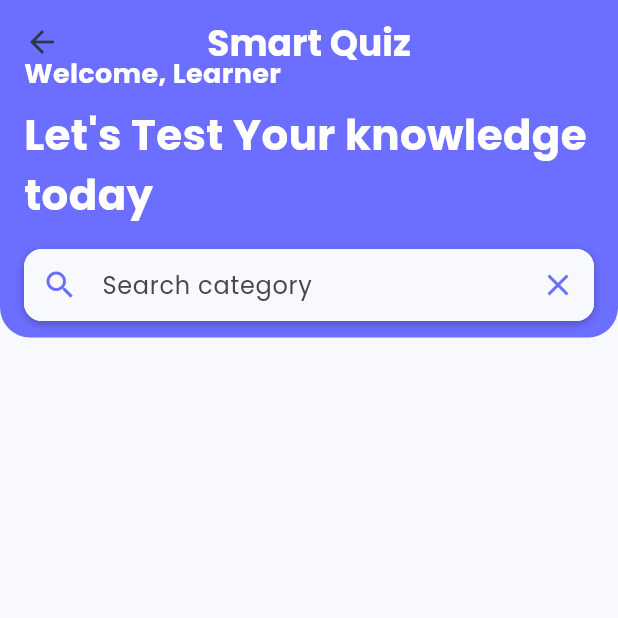
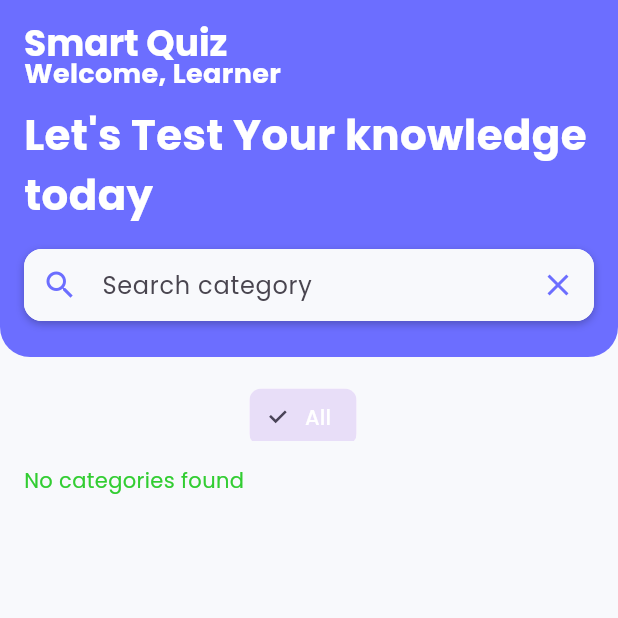
Before and after one commit to junayedahamed/quizy, a Flutter app: the HomeScreen screen opened directly, on a phone screen of 412 x 824 dp, the top half of it. Run offline on Flutter 3.47's test engine with Material 3 defaults, Android fonts, the light colour scheme and no system bars; our stand-ins replace cloud_firestore, firebase_core, flutter_animate, google_fonts, skeletonizer; accounts and stored records are empty.

Commit message:
user quiz play page result and other work done time 4:30:10

```diff
--- a/lib/main.dart
+++ b/lib/main.dart
@@ -3,6 +3,7 @@
 import 'package:quizy/firebase_options.dart';
 import 'package:quizy/src/theme/theme.dart';
 import 'package:quizy/src/view/admin/admin_home_screen.dart';
+import 'package:quizy/src/view/user/home_screen.dart';
 
 void main() async {
   WidgetsFlutterBinding.ensureInitialized();
@@ -19,7 +20,7 @@
       title: 'Quizzy',
       theme: AppTheme.theme,
 
-      home: AdminHomeScreen(),
+      home: HomeScreen(),
     );
   }
 }
--- a/lib/src/view/user/home_screen.dart
+++ b/lib/src/view/user/home_screen.dart
@@ -2,7 +2,8 @@
 import 'package:flutter/material.dart';
 import 'package:quizy/src/model/category.dart';
 //import 'package:quizy/src/theme/app_theme.dart';
-import 'package:quizy/src/theme/theme.dart'; // Assuming AppTheme is defined in your project
+import 'package:quizy/src/theme/theme.dart';
+import 'package:quizy/src/view/user/widgets/build_category_card.dart'; // Assuming AppTheme is defined in your project
 
 class HomeScreen extends StatefulWidget {
   const HomeScreen({super.key});
@@ -25,13 +26,15 @@
   }
 
   Future<void> _fetchCategories() async {
-    final snapshot = await FirebaseFirestore.instance
+    final snapshot =
+        await FirebaseFirestore.instance
             .collection('categories')
             .orderBy('createdAt', descending: true)
             .get();
 
     setState(() {
-      _allCategories = snapshot.docs
+      _allCategories =
+          snapshot.docs
               .map((doc) => Category.fromMap(doc.id, doc.data()))
               .toList();
 
@@ -44,11 +47,16 @@
 
   void _filterCategories(String query, {String? categoryfilter}) {
     setState(() {
-      _filteredCategories = _allCategories.where((category) {
-        final matchedSearch = category.name.toLowerCase().contains(query.toLowerCase()) ||
-            category.description.toLowerCase().contains(query.toLowerCase());
+      _filteredCategories =
+          _allCategories.where((category) {
+            final matchedSearch =
+                category.name.toLowerCase().contains(query.toLowerCase()) ||
+                category.description.toLowerCase().contains(
+                  query.toLowerCase(),
+                );
 
-        final matchesCategory = categoryfilter == null ||
+            final matchesCategory =
+                categoryfilter == null ||
                 categoryfilter == 'All' ||
                 category.name.toLowerCase() == categoryfilter.toLowerCase();
 
@@ -64,10 +72,10 @@
       body: CustomScrollView(
         slivers: [
           SliverAppBar(
-            expandedHeight: 225,
+            expandedHeight: 238,
             pinned: true,
             floating: true,
-            centerTitle: true,
+            centerTitle: false,
             backgroundColor: AppTheme.primaryColor,
             elevation: 0,
             shape: const RoundedRectangleBorder(
@@ -155,6 +163,71 @@
                   ],
                 ),
               ),
+              collapseMode: CollapseMode.pin,
+            ),
+          ),
+
+          SliverToBoxAdapter(
+            child: Container(
+              margin: EdgeInsets.all(16),
+              height: 40,
+              child: ListView.builder(
+                itemCount: _categoryfilters.length,
+                itemBuilder: (context, index) {
+                  final filter = _categoryfilters[index];
+                  return Padding(
+                    padding: EdgeInsets.only(right: 8),
+                    child: ChoiceChip(
+                      backgroundColor: Colors.white,
+                      label: Text(
+                        filter,
+                        style: TextStyle(
+                          color:
+                              _selectedFilter == filter
+                                  ? Colors.white
+                                  : AppTheme.textPrimaryColor,
+                        ),
+                      ),
+                      selected: _selectedFilter == filter,
+                      onSelected: (value) {
+                        setState(() {
+                          _selectedFilter = filter;
+                          _filterCategories(
+                            _searchController.text,
+                            categoryfilter: filter,
+                          );
+                        });
+                      },
+                    ),
+                  );
+                },
+              ),
+            ),
+          ),
+          SliverPadding(
+            padding: EdgeInsets.symmetric(horizontal: 16),
+            sliver:
+                _filteredCategories.isEmpty
+                    ? SliverToBoxAdapter(
+                      child: Text(
+                        "No categories found",
+                        style: TextStyle(color: AppTheme.secondaryColor),
+                      ),
+                    )
+                    : SliverGrid(
+                      delegate: SliverChildBuilderDelegate(
+                        childCount: _filteredCategories.length,
+                        (context, index) => BuildCategoryCard(
+                          category: _filteredCategories[index],
+                          index: index,
+                        ),
+                      ),
+                      gridDelegate: SliverGridDelegateWithFixedCrossAxisCount(
+                        crossAxisCount: 2,
+                        mainAxisSpacing: 16,
+                        crossAxisSpacing: 16,
+                        childAspectRatio: 0.8,
+                      ),
                     ),
           ),
         ],
```
Also changed, not shown: lib/src/view/user/widgets/build_category_card.dart (added, +68 -0 lines), lib/src/view/user/widgets/categoty_screen.dart (added, +155 -0 lines), lib/src/view/user/widgets/quiz_card.dart (added, +92 -0 lines), lib/src/view/user/widgets/quiz_play_screen.dart (added, +116 -0 lines). Lines whose indentation alone changed are shown as unchanged.
